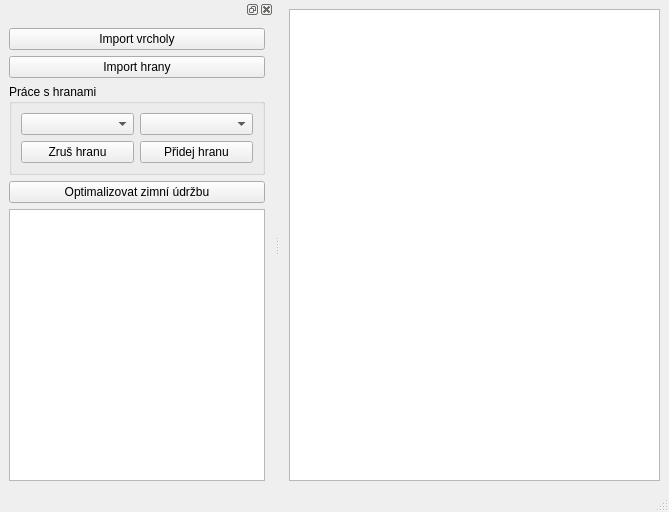
Above: kostraGrafu.ui from strakamartin/Grafy before the change. Below: the same form after it.
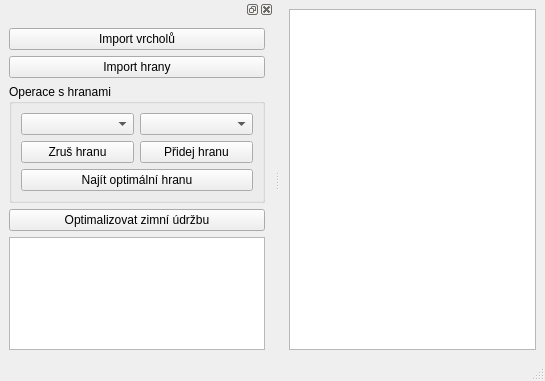
That is the form after the change.

What changed in the file:
```diff
--- a/kostraGrafu.ui
+++ b/kostraGrafu.ui
@@ -6,8 +6,8 @@
    <rect>
     <x>0</x>
     <y>0</y>
-    <width>669</width>
-    <height>512</height>
+    <width>545</width>
+    <height>381</height>
    </rect>
   </property>
   <property name="windowTitle">
@@ -30,7 +30,7 @@
      <item row="0" column="0">
       <widget class="QPushButton" name="pushButton">
        <property name="text">
-        <string>Import vrcholy</string>
+        <string>Import vrcholů</string>
        </property>
       </widget>
      </item>
@@ -44,15 +44,9 @@
      <item row="2" column="0">
       <widget class="QGroupBox" name="groupBox">
        <property name="title">
-        <string>Práce s hranami</string>
+        <string>Operace s hranami</string>
        </property>
        <layout class="QGridLayout" name="gridLayout_2">
-        <item row="0" column="0">
-         <widget class="QComboBox" name="comboBox"/>
-        </item>
-        <item row="0" column="1">
-         <widget class="QComboBox" name="comboBox_2"/>
-        </item>
         <item row="1" column="0">
          <widget class="QPushButton" name="pushButton_4">
           <property name="text">
@@ -60,6 +54,9 @@
           </property>
          </widget>
         </item>
+        <item row="0" column="0">
+         <widget class="QComboBox" name="comboBox"/>
+        </item>
         <item row="1" column="1">
          <widget class="QPushButton" name="pushButton_5">
           <property name="text">
@@ -67,6 +64,16 @@
           </property>
          </widget>
         </item>
+        <item row="0" column="1">
+         <widget class="QComboBox" name="comboBox_2"/>
+        </item>
+        <item row="2" column="0" colspan="2">
+         <widget class="QPushButton" name="pushButton_6">
+          <property name="text">
+           <string>Najít optimální hranu</string>
+          </property>
+         </widget>
+        </item>
        </layout>
       </widget>
      </item>
```
